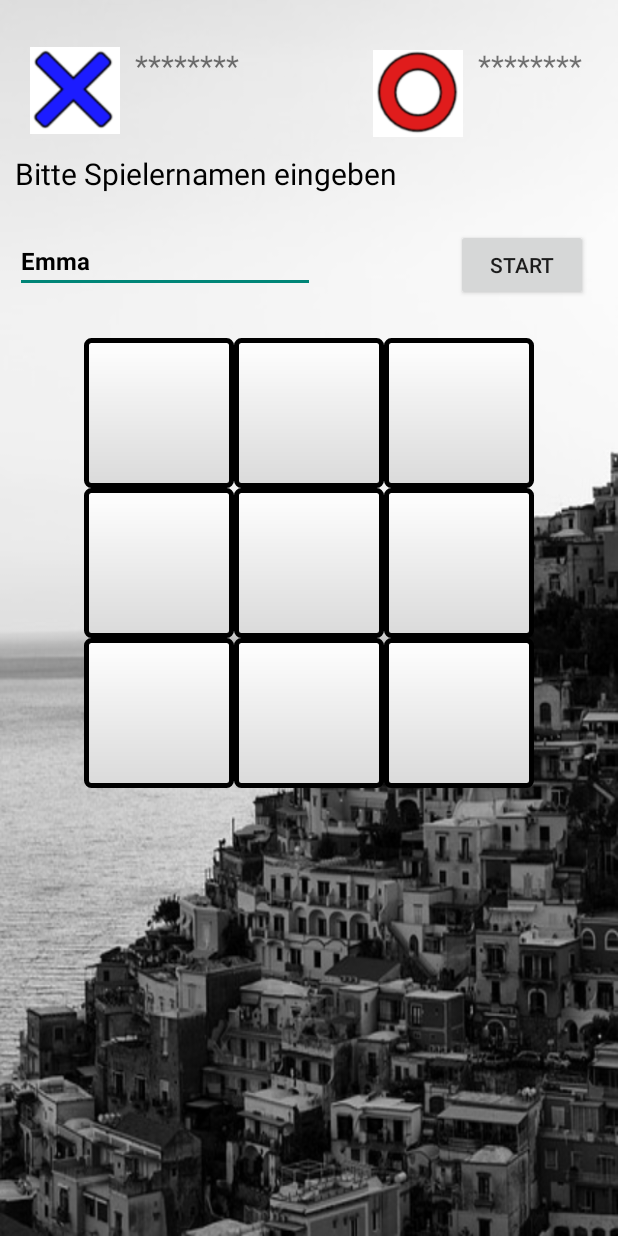
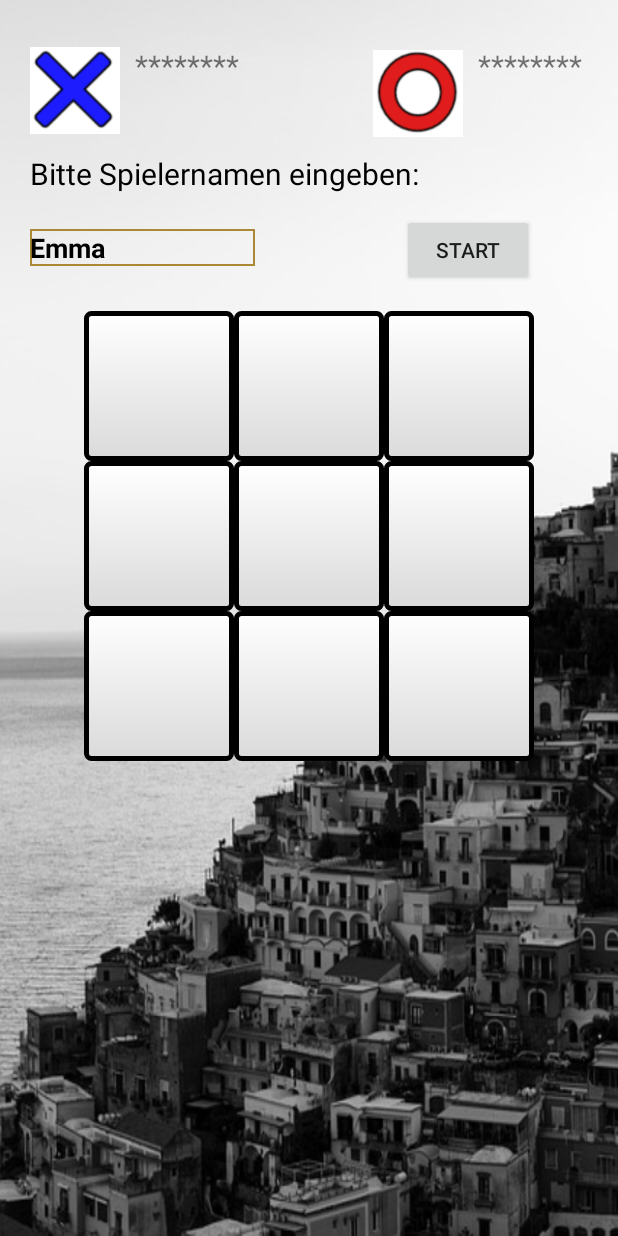
Before and after one commit to ibwgr/MultiplayerTicTacToe, an Android app: the layout content_play.xml on its own in the app's theme, with its tools: preview values and no code run, on a phone screen of 412 x 824 dp. Run offline under Robolectric (Android 15) with nearby library versions, the phone set to English and light mode, and no system bars.

Commit message:
play layout

```diff
--- a/androidClient/app/src/main/java/ch/ibw/semesterarbeit2017/multiplayertictactoe/multiplayertictactoe/SocketController.java
+++ b/androidClient/app/src/main/java/ch/ibw/semesterarbeit2017/multiplayertictactoe/multiplayertictactoe/SocketController.java
@@ -327,7 +327,7 @@ public class SocketController {
         } catch (JSONException e) {
             return;
         }
-        act.displayStatus("Others turn ("+this.getCurrentUserName() +" as " +this.getCurrentPlayerSymbol() +") \nplease wait...");
+        act.displayStatus("Waiting for "+this.getCurrentUserName() +"..."); // as " +this.getCurrentPlayerSymbol() +") \nplease wait...");
         //act.showWaitingImage(true);
         //act.enableAllGameButtons(false)  //schon beim Buttonclick gesetzt, ist da schneller (w. Latenzzeit Server);
         act.clearCountDownDisplay();
--- /dev/null
+++ b/androidClient/app/src/main/res/drawable/eingabefeld.xml
@@ -0,0 +1,5 @@
+<shape xmlns:android="http://schemas.android.com/apk/res/android"
+    android:shape="rectangle">
+    <solid android:color="#00000000" />
+    <stroke android:width="1dip" android:color="#ab8934" />
+</shape>
--- a/androidClient/app/src/main/res/layout/content_play.xml
+++ b/androidClient/app/src/main/res/layout/content_play.xml
@@ -51,7 +51,7 @@
             android:textSize="20sp"
             android:text="  "
             android:lines="1"
-            android:textColor="#ff5100"
+            android:textColor="#000dff"
             android:textStyle="bold"
             />
 
@@ -84,7 +84,7 @@
             android:textSize="20sp"
             android:text="  "
             android:lines="1"
-            android:textColor="#ff5100"
+            android:textColor="#ff1500"
             android:textStyle="bold"
             />
 
@@ -108,10 +108,11 @@
         android:id="@+id/label_displayzeile"
         android:layout_width="fill_parent"
         android:layout_height="wrap_content"
-        android:layout_marginLeft="10dp"
         android:layout_marginTop="10dp"
+        android:layout_marginLeft="20dp"
+        android:layout_marginRight="20dp"
         android:layout_below="@id/layout_top_players"
-        android:text="Bitte Spielernamen eingeben"
+        android:text="Bitte Spielernamen eingeben:"
         android:textColor="@android:color/background_dark"
         android:textSize="20sp"
         android:lines="2"
@@ -120,25 +121,28 @@
 
     <EditText
         android:id="@+id/edit_username"
-        android:layout_width="200dp"
+        android:layout_width="150dp"
         android:layout_height="wrap_content"
-        android:layout_marginLeft="10dp"
         android:layout_marginTop="0dp"
         android:layout_below="@id/label_displayzeile"
         android:inputType="text"
         android:text="Emma"
+        android:background="@drawable/eingabefeld"
         android:textColor="@android:color/background_dark"
-        android:textSize="16sp"
-        android:textStyle="bold" />
+        android:textSize="18sp"
+        android:textStyle="bold"
+        android:layout_alignLeft="@+id/label_displayzeile"
+        android:layout_alignStart="@+id/label_displayzeile" />
 
     <Button
         android:id="@+id/button_ok"
         android:layout_width="wrap_content"
         android:layout_height="wrap_content"
-        android:layout_below="@id/label_displayzeile"
-        android:layout_alignParentRight="true"
-        android:layout_marginRight="20dp"
-        android:text="Start" />
+        android:text="Start"
+        android:layout_alignBaseline="@+id/edit_username"
+        android:layout_alignBottom="@+id/edit_username"
+        android:layout_alignRight="@+id/Game_GridLayout"
+        android:layout_alignEnd="@+id/Game_GridLayout" />
 
     <!--
     <ImageView
--- a/androidClient/app/src/main/res/xml/tictactoe_config.xml
+++ b/androidClient/app/src/main/res/xml/tictactoe_config.xml
@@ -6,5 +6,5 @@
         http://192.168.1.33:3100
         http://192.168.1.39:3100
     -->
-    <ServiceEndpoint>http://192.168.1.33:3100</ServiceEndpoint>
+    <ServiceEndpoint>http://192.168.1.39:3100</ServiceEndpoint>
 </Config>
```
Also changed, not shown: androidClient/app/src/main/res/drawable/blocked3.png (deleted). Lines whose indentation alone changed are shown as unchanged.
